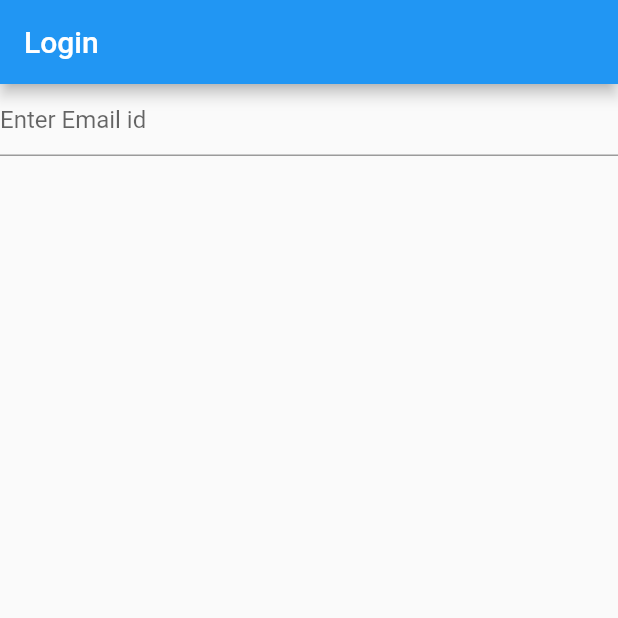
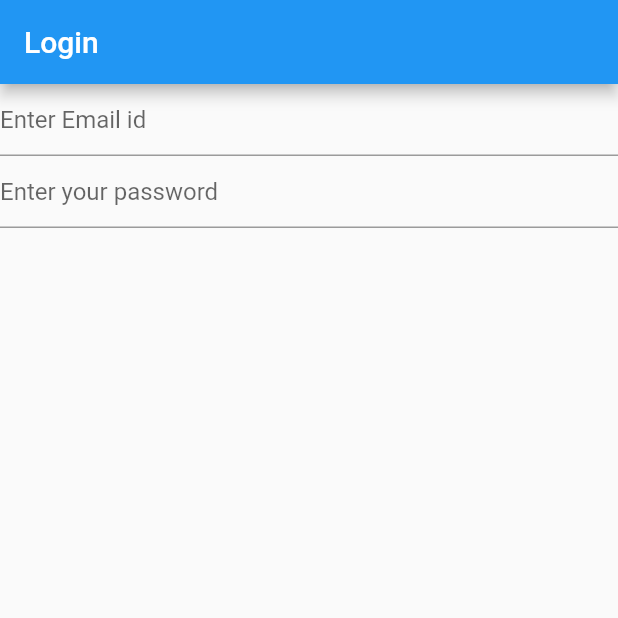
Before and after one commit to beshprakash11/login_tdd, a Flutter app: the screen it shows after launch, on a phone screen of 412 x 824 dp, the top half of it. Run offline on Flutter 3.47's test engine with Material 2 defaults, Android fonts, the phone set to English and light mode, and no system bars.

Commit message:
password field added

```diff
--- a/lib/login_screen.dart
+++ b/lib/login_screen.dart
@@ -33,6 +33,13 @@ class _LoginScreenState extends State<LoginScreen> {
               hintText: "Enter Email id",
             ),
           ),
+          TextFormField(
+            controller: _emailController,
+            key: const ValueKey('password'),
+            decoration: const InputDecoration(
+              hintText: "Enter your password",
+            ),
+          ),
         ],
       ),
     );
```
